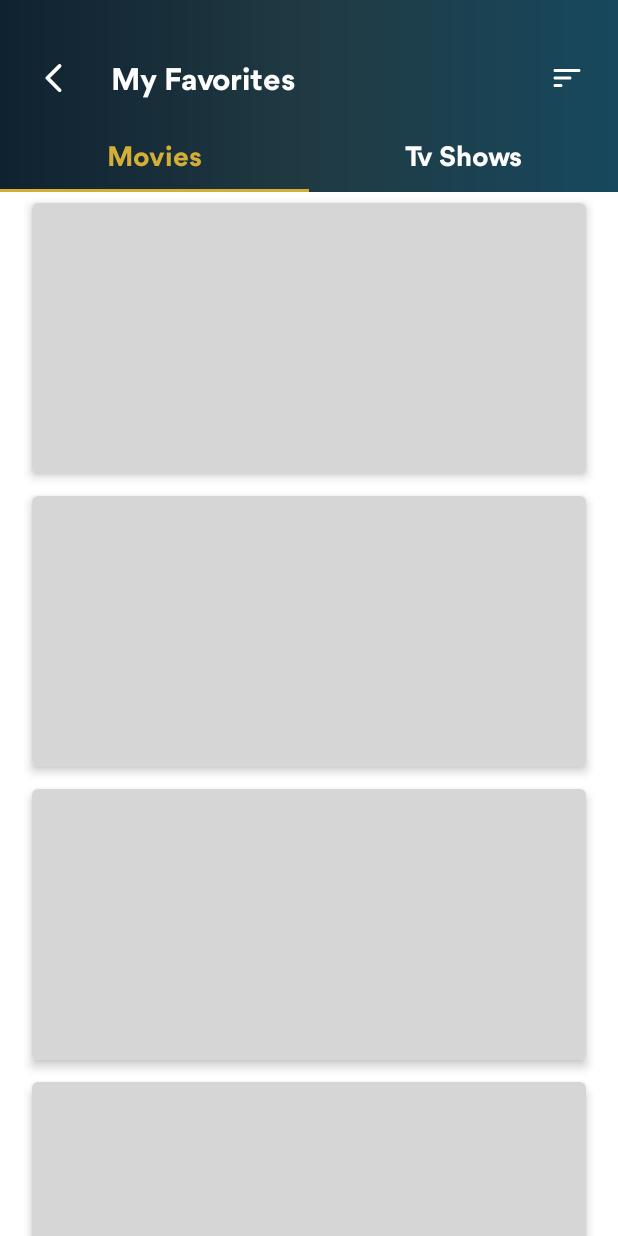
After one commit to febianbatubara/MovieCatalog, an Android app: the FavoriteActivity screen opened directly, with no data from a screen before it, on a phone screen of 412 x 824 dp. The commit adds this screen. Run offline under Robolectric (Android 15) with nearby library versions, the phone set to English and light mode, and no system bars; our stand-ins replace Shimmer; libraries missing offline, so code that uses them is left out: androidx.test.espresso; pictures from the network do not load; 2 statements that could not run were skipped.

Commit message:
add favorite activity layout

```diff
--- a/app/src/main/AndroidManifest.xml
+++ b/app/src/main/AndroidManifest.xml
@@ -11,6 +11,7 @@
         android:roundIcon="@mipmap/ic_launcher_round"
         android:supportsRtl="true"
         android:theme="@style/Theme.MovieCatalog">
+        <activity android:name=".ui.favorite.FavoriteActivity" />
         <activity android:name=".ui.detail.TvShowDetailActivity" />
         <activity android:name=".ui.detail.MovieDetailActivity" />
         <activity android:name=".ui.splash.SplashActivity">
--- /dev/null
+++ b/app/src/main/java/com/febian/android/moviecatalog/ui/favorite/FavoriteActivity.kt
@@ -0,0 +1,44 @@
+package com.febian.android.moviecatalog.ui.favorite
+
+import android.os.Bundle
+import android.view.WindowManager
+import android.widget.Toast
+import androidx.appcompat.app.AppCompatActivity
+import com.febian.android.moviecatalog.databinding.ActivityFavoriteBinding
+import com.febian.android.moviecatalog.ui.home.SectionsPagerAdapter
+
+class FavoriteActivity : AppCompatActivity() {
+
+    private lateinit var activityFavoriteBinding: ActivityFavoriteBinding
+
+    override fun onCreate(savedInstanceState: Bundle?) {
+        super.onCreate(savedInstanceState)
+        setWindowFlag()
+
+        activityFavoriteBinding = ActivityFavoriteBinding.inflate(layoutInflater)
+        setContentView(activityFavoriteBinding.root)
+
+        setupViewPager()
+        activityFavoriteBinding.btnBack.setOnClickListener { this@FavoriteActivity.finish() }
+        activityFavoriteBinding.btnSort.setOnClickListener {
+            Toast.makeText(
+                this,
+                "Sort",
+                Toast.LENGTH_SHORT
+            ).show()
+        }
+    }
+
+    private fun setWindowFlag() {
+        window.setFlags(
+            WindowManager.LayoutParams.FLAG_LAYOUT_NO_LIMITS,
+            WindowManager.LayoutParams.FLAG_LAYOUT_NO_LIMITS
+        )
+    }
+
+    private fun setupViewPager() {
+        val sectionsPagerAdapter = SectionsPagerAdapter(this, supportFragmentManager)
+        activityFavoriteBinding.viewPagerFavorite.adapter = sectionsPagerAdapter
+        activityFavoriteBinding.tabsFavorite.setupWithViewPager(activityFavoriteBinding.viewPagerFavorite)
+    }
+}
--- a/app/src/main/java/com/febian/android/moviecatalog/ui/home/HomeActivity.kt
+++ b/app/src/main/java/com/febian/android/moviecatalog/ui/home/HomeActivity.kt
@@ -1,9 +1,11 @@
 package com.febian.android.moviecatalog.ui.home
 
+import android.content.Intent
 import android.os.Bundle
 import android.view.WindowManager
 import androidx.appcompat.app.AppCompatActivity
 import com.febian.android.moviecatalog.databinding.ActivityHomeBinding
+import com.febian.android.moviecatalog.ui.favorite.FavoriteActivity
 
 class HomeActivity : AppCompatActivity() {
 
@@ -17,6 +19,14 @@ class HomeActivity : AppCompatActivity() {
         setContentView(activityHomeBinding.root)
 
         setupViewPager()
+        activityHomeBinding.btnFavoriteActivity.setOnClickListener {
+            startActivity(
+                Intent(
+                    this,
+                    FavoriteActivity::class.java
+                )
+            )
+        }
     }
 
     private fun setWindowFlag() {
--- /dev/null
+++ b/app/src/main/res/drawable/ic_sort_white.xml
@@ -0,0 +1,5 @@
+<vector android:height="24dp" android:tint="#FFFFFF"
+    android:viewportHeight="24" android:viewportWidth="24"
+    android:width="24dp" xmlns:android="http://schemas.android.com/apk/res/android">
+    <path android:fillColor="@android:color/white" android:pathData="M4,18h4c0.55,0 1,-0.45 1,-1s-0.45,-1 -1,-1L4,16c-0.55,0 -1,0.45 -1,1s0.45,1 1,1zM3,7c0,0.55 0.45,1 1,1h16c0.55,0 1,-0.45 1,-1s-0.45,-1 -1,-1L4,6c-0.55,0 -1,0.45 -1,1zM4,13h10c0.55,0 1,-0.45 1,-1s-0.45,-1 -1,-1L4,11c-0.55,0 -1,0.45 -1,1s0.45,1 1,1z"/>
+</vector>
--- /dev/null
+++ b/app/src/main/res/layout/activity_favorite.xml
@@ -0,0 +1,72 @@
+<?xml version="1.0" encoding="utf-8"?>
+<LinearLayout xmlns:android="http://schemas.android.com/apk/res/android"
+    xmlns:app="http://schemas.android.com/apk/res-auto"
+    xmlns:tools="http://schemas.android.com/tools"
+    android:layout_width="match_parent"
+    android:layout_height="match_parent"
+    android:orientation="vertical"
+    tools:context=".ui.favorite.FavoriteActivity">
+
+    <androidx.constraintlayout.widget.ConstraintLayout
+        android:id="@+id/favorite_bar"
+        android:layout_width="match_parent"
+        android:layout_height="80dp"
+        android:background="@drawable/bg_color_primary_gradient">
+
+        <ImageButton
+            android:id="@+id/btn_back"
+            style="@style/ImageButtonGeneral"
+            android:layout_alignParentStart="true"
+            android:layout_alignParentBottom="true"
+            android:layout_marginStart="16dp"
+            android:layout_marginBottom="8dp"
+            android:contentDescription="@string/back_button"
+            android:src="@drawable/ic_arrow_back_white"
+            app:layout_constraintBottom_toBottomOf="parent"
+            app:layout_constraintStart_toStartOf="parent" />
+
+        <TextView
+            android:id="@+id/textView"
+            style="@style/TextAppearance.AppCompat.Widget.ActionBar.Title"
+            android:layout_width="wrap_content"
+            android:layout_height="wrap_content"
+            android:layout_alignParentBottom="true"
+            android:layout_marginStart="18dp"
+            android:layout_toEndOf="@id/btn_back"
+            android:fontFamily="@font/gordita_bold"
+            android:text="@string/my_favorites"
+            android:textColor="@color/white"
+            app:layout_constraintBottom_toBottomOf="@+id/btn_back"
+            app:layout_constraintStart_toEndOf="@+id/btn_back"
+            app:layout_constraintTop_toTopOf="@+id/btn_back" />
+
+        <ImageButton
+            android:id="@+id/btn_sort"
+            style="@style/ImageButtonGeneral"
+            android:layout_alignParentEnd="true"
+            android:layout_alignParentBottom="true"
+            android:layout_marginEnd="14dp"
+            android:layout_marginBottom="8dp"
+            android:contentDescription="@string/bookmark_button"
+            android:src="@drawable/ic_sort_white"
+            app:layout_constraintBottom_toBottomOf="parent"
+            app:layout_constraintEnd_toEndOf="parent" />
+
+    </androidx.constraintlayout.widget.ConstraintLayout>
+
+    <com.google.android.material.tabs.TabLayout
+        android:id="@+id/tabs_favorite"
+        android:layout_width="match_parent"
+        android:layout_height="wrap_content"
+        android:background="@drawable/bg_color_primary_gradient"
+        app:tabIndicatorColor="@color/gold"
+        app:tabSelectedTextColor="@color/gold"
+        app:tabTextAppearance="@style/TabTitleText"
+        app:tabTextColor="@color/white" />
+
+    <androidx.viewpager.widget.ViewPager
+        android:id="@+id/view_pager_favorite"
+        android:layout_width="match_parent"
+        android:layout_height="match_parent" />
+
+</LinearLayout>
--- a/app/src/main/res/layout/activity_home.xml
+++ b/app/src/main/res/layout/activity_home.xml
@@ -26,7 +26,19 @@
                 android:fontFamily="@font/gordita_bold"
                 android:text="@string/app_name"
                 android:textColor="@color/white" />
+
         </androidx.appcompat.widget.Toolbar>
+
+        <ImageButton
+            android:id="@+id/btn_favorite_activity"
+            style="@style/ImageButtonGeneral"
+            android:layout_alignParentEnd="true"
+            android:layout_alignParentBottom="true"
+            android:layout_marginEnd="16dp"
+            android:layout_marginBottom="8dp"
+            android:contentDescription="@string/bookmark_button"
+            android:src="@drawable/ic_bookmarked_white" />
+
     </RelativeLayout>
 
     <com.google.android.material.tabs.TabLayout
--- a/app/src/main/res/values/strings.xml
+++ b/app/src/main/res/values/strings.xml
@@ -11,6 +11,7 @@
     <string name="back_button">Back Button</string>
     <string name="share_button">Share Button</string>
     <string name="bookmark_button">Bookmark to Favorite Button</string>
+    <string name="my_favorites">My Favorites</string>
     <string name="share_movie_title">Share movie information to..</string>
     <string name="share_tv_show_title">Share tv show information to..</string>
     <string name="error_loading_message">Oops, something went wrong</string>
```
